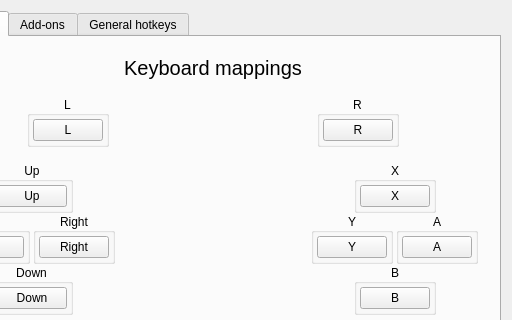
This is src/frontend/qt_sdl/InputConfig/InputConfigDialog.ui in melonDS-emu/melonDS as Qt 5 draws it before an edit; both pictures show x 86 to 598 and y 0 to 320 of the 598 by 490 pixel window. The edited form follows.
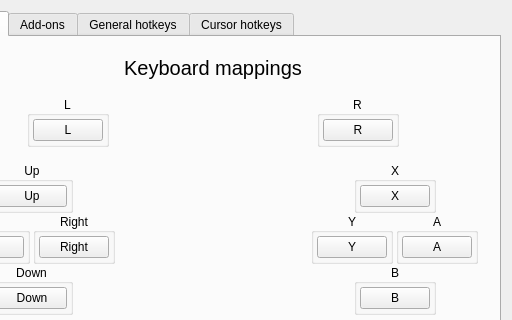
This is the edited form. Icons and pictures are not drawn.

Commit message: Add option to map cursor to keys Allows the user to move the cursor and touch the screen without a mouse

Patch:
```diff
--- a/src/frontend/qt_sdl/InputConfig/InputConfigDialog.ui
+++ b/src/frontend/qt_sdl/InputConfig/InputConfigDialog.ui
@@ -2079,6 +2079,11 @@
        <string>General hotkeys</string>
       </attribute>
      </widget>
+     <widget class="QWidget" name="tabHotkeysCursor">
+      <attribute name="title">
+       <string>Cursor hotkeys</string>
+      </attribute>
+     </widget>
     </widget>
    </item>
   </layout>
```
The commit also changes 6 other files.
